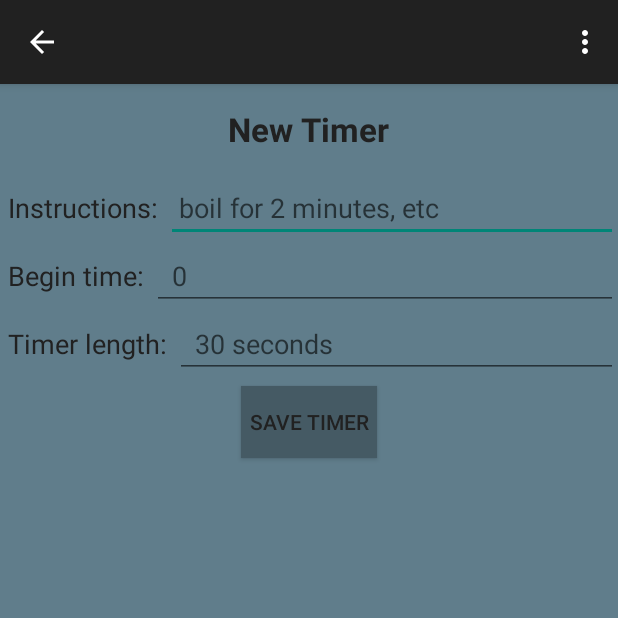
After one commit to johnnyRose/insta-chef-app, an Android app: the AddTimersActivity screen opened directly, with no data from a screen before it, on a phone screen of 412 x 824 dp, the top half of it. The commit adds this screen. Run offline under Robolectric (Android 15) with nearby library versions, the phone set to English and light mode, and no system bars.

Commit message:
Created the add-ingredient and add-timers screens.
Add ingredients is basically done, add timers is a
stub until we can work out how the timers work.

```diff
--- /dev/null
+++ b/app/src/main/java/com/example/sean/instantchef/AddTimersActivity.java
@@ -0,0 +1,101 @@
+package com.example.sean.instantchef;
+
+import android.content.Context;
+import android.os.Bundle;
+import android.support.v7.app.ActionBarActivity;
+import android.view.LayoutInflater;
+import android.view.Menu;
+import android.view.MenuItem;
+import android.view.View;
+import android.view.ViewGroup;
+import android.widget.AdapterView;
+import android.widget.BaseAdapter;
+import android.widget.ListView;
+import android.widget.TextView;
+import android.widget.Toast;
+
+/**
+ * Created by sean on 4/26/2015.
+ */
+public class AddTimersActivity extends ActionBarActivity {
+    private TimerAdapter timerAdapter;
+
+    @Override
+    protected void onCreate(Bundle savedInstanceState) {
+        super.onCreate(savedInstanceState);
+        setContentView(R.layout.activity_add_timers);
+
+        timerAdapter = new TimerAdapter(this);
+        ListView listView = (ListView) findViewById(R.id.timerScreenListView);
+        listView.setAdapter(timerAdapter);
+        listView.setOnItemClickListener(new AdapterView.OnItemClickListener() {
+            @Override
+            public void onItemClick(AdapterView<?> parent, View view, int position, long id) {
+                //TODO: decide what behavior we want when the user clicks an ingredient.
+            }
+        });
+    }
+
+    public void save_timer(View view) {
+        //TODO: create timers with this.
+        timerAdapter.notifyDataSetChanged();
+    }
+
+    @Override
+    public boolean onCreateOptionsMenu(Menu menu) {
+        // Inflate the menu; this adds items to the action bar if it is present.
+        getMenuInflater().inflate(R.menu.menu_main, menu);
+        return true;
+    }
+
+    @Override
+    public boolean onOptionsItemSelected(MenuItem item) {
+        // Handle action bar item clicks here. The action bar will
+        // automatically handle clicks on the Home/Up button, so long
+        // as you specify a parent activity in AndroidManifest.xml.
+        int id = item.getItemId();
+
+        //noinspection SimplifiableIfStatement
+        if (id == R.id.action_settings) {
+            return true;
+        }
+
+        return super.onOptionsItemSelected(item);
+    }
+
+    public class TimerAdapter extends BaseAdapter {
+        LayoutInflater inflater;
+        Context context;
+
+        public TimerAdapter(Context context) {
+            this.context = context;
+            inflater = LayoutInflater.from(this.context);
+        }
+        @Override
+        public int getCount() {
+            return CreateEditActivity.timers.size();
+        }
+        @Override
+        public Object getItem(int arg0) {
+            return CreateEditActivity.timers.get(arg0);
+        }
+        @Override
+        public long getItemId(int arg0) {
+            return arg0;
+        }
+        @Override
+        public View getView(int arg0, View arg1, ViewGroup arg2) {
+            if (arg1 == null) {
+                LayoutInflater inflater = (LayoutInflater) AddTimersActivity.this.getSystemService(Context.LAYOUT_INFLATER_SERVICE);
+                arg1 = inflater.inflate(R.layout.timer_list_view, arg2, false);
+            }
+            TextView descriptionView = (TextView)arg1.findViewById(R.id.descriptionView);
+            TextView timeLeftView = (TextView)arg1.findViewById(R.id.timeLeftView);
+            Timer timer = CreateEditActivity.timers.get(arg0);
+            descriptionView.setText(timer.startDescription);
+            timeLeftView.setText(timer.secondsRemaining + " seconds");
+
+            return arg1;
+        }
+    }
+}
--- a/app/src/main/java/com/example/sean/instantchef/ImportExportActivity.java
+++ b/app/src/main/java/com/example/sean/instantchef/ImportExportActivity.java
@@ -19,8 +19,6 @@ public class ImportExportActivity extends ActionBarActivity {
     protected void onCreate(Bundle savedInstanceState) {
         super.onCreate(savedInstanceState);
         setContentView(R.layout.activity_import_export);
-
-        //Intent intent = getIntent();
     }
 
     @Override
--- /dev/null
+++ b/app/src/main/res/layout/activity_add_timers.xml
@@ -0,0 +1,119 @@
+<?xml version="1.0" encoding="utf-8"?>
+<RelativeLayout xmlns:android="http://schemas.android.com/apk/res/android"
+    android:layout_width="match_parent"
+    android:layout_height="match_parent"
+    android:background="#ff607d8b">
+
+    <TextView
+        android:layout_width="wrap_content"
+        android:layout_height="wrap_content"
+        android:textAppearance="?android:attr/textAppearanceLarge"
+        android:text="New Timer"
+        android:id="@+id/createTimerTitleView"
+        android:layout_gravity="center_horizontal"
+        android:textStyle="bold"
+        android:textSize="22sp"
+        android:textColor="#ff212121"
+        android:layout_alignParentTop="true"
+        android:layout_centerHorizontal="true"
+        android:layout_margin="15dp" />
+
+    <LinearLayout
+        android:orientation="vertical"
+        android:layout_width="fill_parent"
+        android:layout_height="fill_parent"
+        android:layout_below="@+id/createTimerTitleView">
+
+        <LinearLayout
+            android:orientation="horizontal"
+            android:layout_width="fill_parent"
+            android:layout_height="wrap_content">
+
+            <TextView
+                android:layout_width="wrap_content"
+                android:layout_height="wrap_content"
+                android:textAppearance="?android:attr/textAppearanceMedium"
+                android:text="Instructions:"
+                android:id="@+id/textView8"
+                android:layout_marginLeft="5dp"
+                android:layout_marginRight="5dp"
+                android:textColor="#ff212121" />
+
+            <EditText
+                android:layout_width="match_parent"
+                android:layout_height="wrap_content"
+                android:hint=" boil for 2 minutes, etc"
+                android:id="@+id/timerDescriptionEdit"
+                android:textColor="#ff212121" />
+        </LinearLayout>
+        <LinearLayout
+            android:orientation="horizontal"
+            android:layout_width="fill_parent"
+            android:layout_height="wrap_content">
+
+            <TextView
+                android:layout_width="wrap_content"
+                android:layout_height="wrap_content"
+                android:textAppearance="?android:attr/textAppearanceMedium"
+                android:text="Begin time:"
+                android:id="@+id/textView9"
+                android:layout_marginLeft="5dp"
+                android:layout_marginRight="5dp"
+                android:textColor="#ff212121" />
+
+            <EditText
+                android:layout_width="match_parent"
+                android:layout_height="wrap_content"
+                android:id="@+id/timerStartEdit"
+                android:hint="  0"
+                android:textColor="#ff212121" />
+        </LinearLayout>
+        <LinearLayout
+            android:orientation="horizontal"
+            android:layout_width="fill_parent"
+            android:layout_height="wrap_content">
+
+            <TextView
+                android:layout_width="wrap_content"
+                android:layout_height="wrap_content"
+                android:textAppearance="?android:attr/textAppearanceMedium"
+                android:text="Timer length:"
+                android:id="@+id/textView10"
+                android:layout_marginLeft="5dp"
+                android:layout_marginRight="5dp"
+                android:textColor="#ff212121" />
+
+            <EditText
+                android:layout_width="match_parent"
+                android:layout_height="wrap_content"
+                android:id="@+id/timerLengthEdit"
+                android:hint="  30 seconds"
+                android:textColor="#ff212121" />
+        </LinearLayout>
+
+        <RelativeLayout
+            android:layout_width="fill_parent"
+            android:layout_height="wrap_content">
+
+            <Button
+                android:layout_width="wrap_content"
+                android:layout_height="wrap_content"
+                android:text="Save Timer"
+                android:id="@+id/saveTimerButton"
+                android:layout_alignParentTop="true"
+                android:layout_centerHorizontal="true"
+                android:onClick="save_timer"
+                android:background="#ff455a64"
+                android:textColor="#ff212121"
+                android:layout_margin="5dp"
+                android:padding="5dp" />
+        </RelativeLayout>
+
+        <ListView
+            android:layout_width="wrap_content"
+            android:layout_height="wrap_content"
+            android:id="@+id/timerScreenListView"
+            android:layout_marginTop="10dp" />
+    </LinearLayout>
+
+</RelativeLayout>
--- a/app/src/main/res/layout/activity_create_edit_recipe.xml
+++ b/app/src/main/res/layout/activity_create_edit_recipe.xml
@@ -119,7 +119,7 @@
                 <Button
                     android:layout_width="wrap_content"
                     android:layout_height="wrap_content"
-                    android:text="Add ingredient..."
+                    android:text="Add ingredients..."
                     android:id="@+id/addIngredientButton"
                     android:textColor="#ff212121"
                     android:background="#ff455a64"
@@ -174,7 +174,7 @@
                 <Button
                     android:layout_width="wrap_content"
                     android:layout_height="wrap_content"
-                    android:text="Add step..."
+                    android:text="Add steps..."
                     android:id="@+id/addTimerButton"
                     android:textColor="#ff212121"
                     android:background="#ff455a64"
```
Also changed, not shown: app/src/main/AndroidManifest.xml (+18 -1 lines), app/src/main/java/com/example/sean/instantchef/AddIngredientsActivity.java (added, +112 -0 lines), app/src/main/java/com/example/sean/instantchef/CreateEditActivity.java (+10 -5 lines), app/src/main/res/layout/activity_add_ingredients.xml (added, +97 -0 lines), app/src/main/res/layout/ingredient_list_view.xml (+15 -10 lines).
